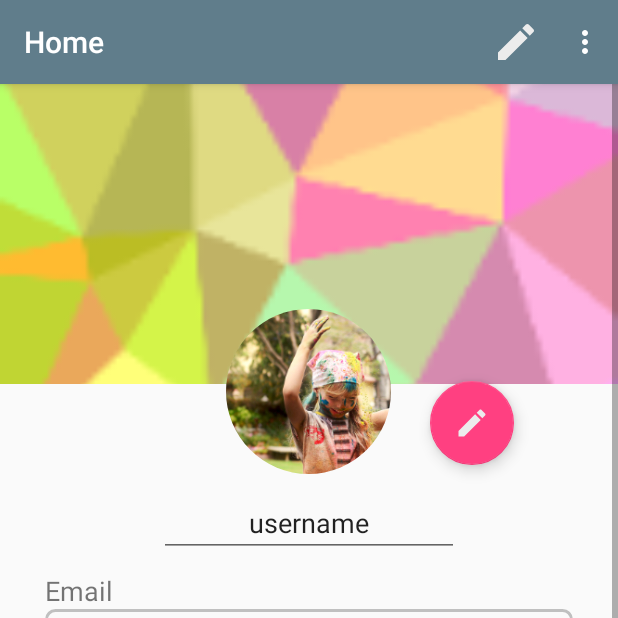
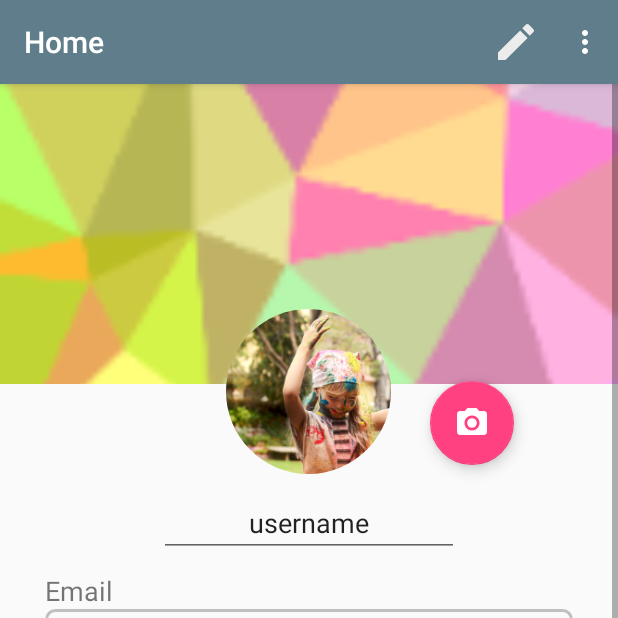
Before and after one commit to YousraMahid/VotingSystemV1, an Android app: the fragment ProFragment placed in its activity, on a phone screen of 412 x 824 dp, the top half of it. Run offline under Robolectric (Android 15) with nearby library versions, the phone set to English and light mode, and no system bars; plain views replace CircularImageView.

Commit message:
change icon

```diff
--- a/app/src/main/res/drawable/ic_camera_alt_black_24dp.xml
+++ b/app/src/main/res/drawable/camera.xml
@@ -4,9 +4,9 @@
         android:viewportWidth="24.0"
         android:viewportHeight="24.0">
     <path
-        android:fillColor="#FF000000"
+        android:fillColor="#ffffff"
         android:pathData="M12,12m-3.2,0a3.2,3.2 0,1 1,6.4 0a3.2,3.2 0,1 1,-6.4 0"/>
     <path
-        android:fillColor="#FF000000"
+        android:fillColor="#fffdfd"
         android:pathData="M9,2L7.17,4L4,4c-1.1,0 -2,0.9 -2,2v12c0,1.1 0.9,2 2,2h16c1.1,0 2,-0.9 2,-2L22,6c0,-1.1 -0.9,-2 -2,-2h-3.17L15,2L9,2zM12,17c-2.76,0 -5,-2.24 -5,-5s2.24,-5 5,-5 5,2.24 5,5 -2.24,5 -5,5z"/>
 </vector>
--- a/app/src/main/res/layout/fragment_.xml
+++ b/app/src/main/res/layout/fragment_.xml
@@ -42,8 +42,9 @@
                 android:layout_width="wrap_content"
                 android:layout_height="wrap_content"
                 android:layout_margin="@dimen/activity_horizontal_margin"
-                app:srcCompat="@drawable/ic_edit_black_24dp"
+                app:srcCompat="@drawable/camera"
                 android:layout_toRightOf="@id/profile_photo"
+
                 android:layout_alignBottom="@id/profile_photo"
                />
 
```
